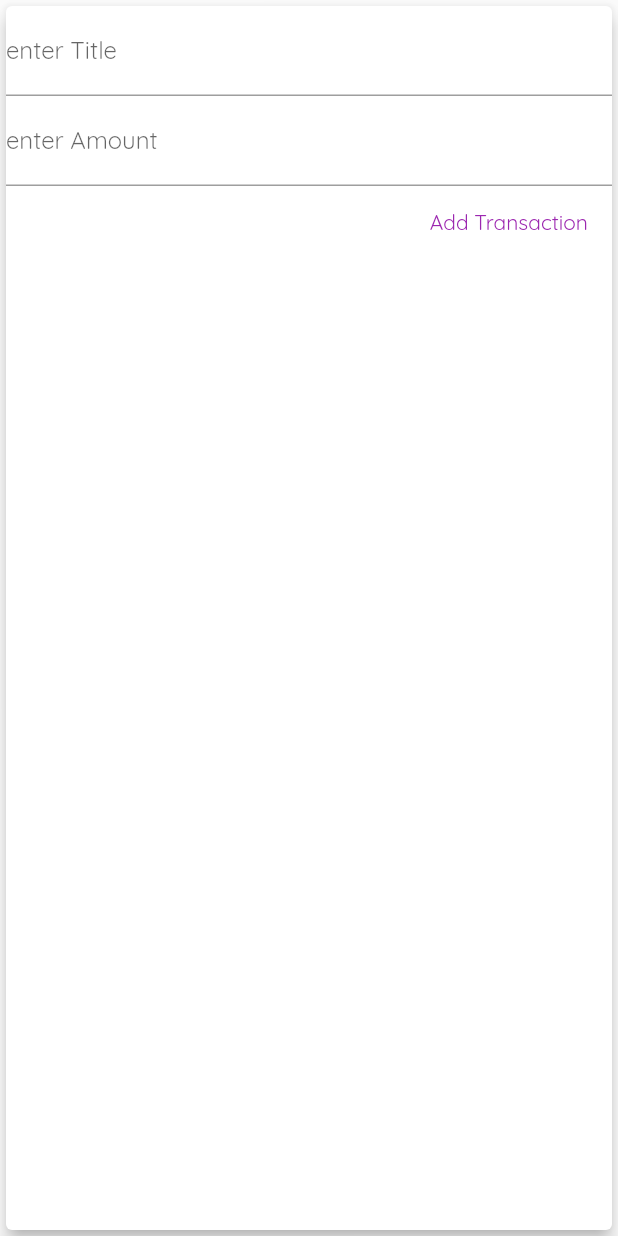
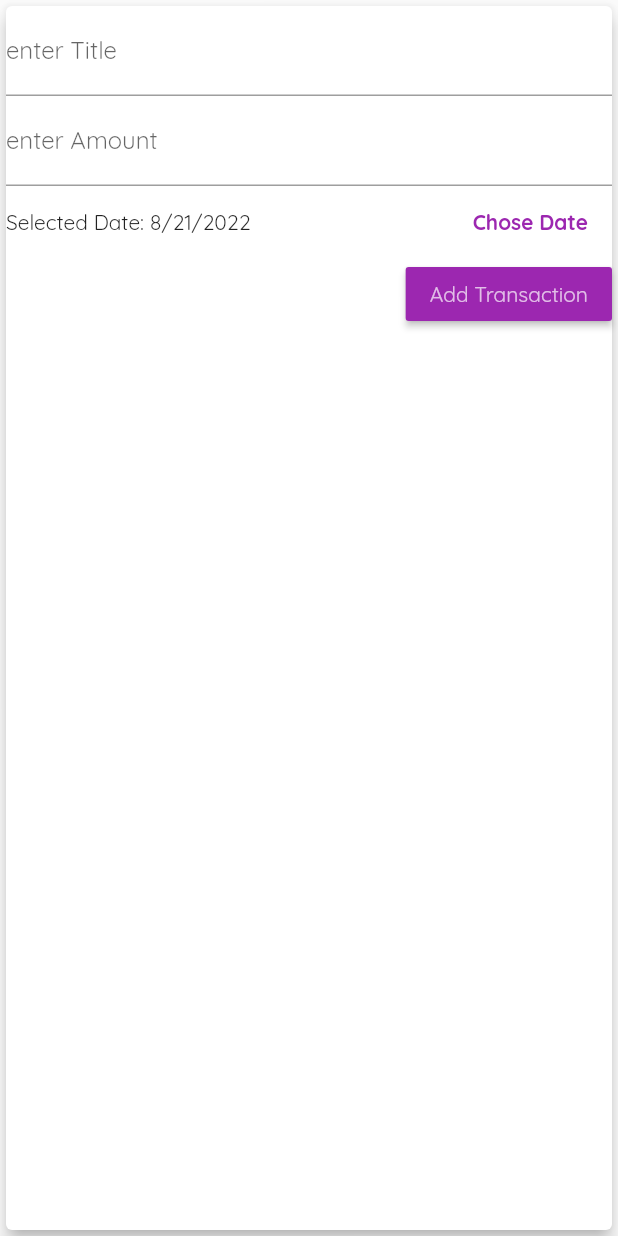
Before and after one commit to anowarsayed5044/exense_tracker, a Flutter app: the NewTransaction widget shown alone on an empty page, opened directly with empty values, on a phone screen of 412 x 824 dp. Run offline on Flutter 3.47's test engine with Material 2 defaults, Android fonts, the phone set to English and light mode, and no system bars.

Commit message:
Added Date Picker, Delete option

```diff
--- a/lib/widgets/new_transaction.dart
+++ b/lib/widgets/new_transaction.dart
@@ -1,14 +1,34 @@
 import 'package:flutter/material.dart';
+import 'package:intl/intl.dart';
 
-class NewTransaction extends StatelessWidget {
-  final titleController = TextEditingController();
-  final amountController = TextEditingController();
+class NewTransaction extends StatefulWidget {
   final Function addTx;
 
-  NewTransaction({required this.addTx, Key? key}) : super(key: key);
+  const NewTransaction({required this.addTx, Key? key}) : super(key: key);
+
+  @override
+  State<NewTransaction> createState() => _NewTransactionState();
+}
+
+class _NewTransactionState extends State<NewTransaction> {
+  final _titleController = TextEditingController();
+  final _amountController = TextEditingController();
+  DateTime _selectedDate = DateTime.now();
 
   @override
   Widget build(BuildContext context) {
+    void _presentDatePicker(){
+      showDatePicker(context: context, initialDate: DateTime.now(), firstDate: DateTime(2022), lastDate: DateTime.now())
+          .then((value) {
+            if(value == null){
+              return;
+            }
+            setState((){
+              _selectedDate = value;
+            });
+      });
+    }
+
     return Card(
       elevation: 5,
       child: Column(
@@ -18,22 +38,34 @@ class NewTransaction extends StatelessWidget {
             decoration: const InputDecoration(
               labelText: "enter Title",
             ),
-            controller: titleController,
+            controller: _titleController,
           ),
           TextField(
             decoration: const InputDecoration(
               labelText: "enter Amount",
             ),
             keyboardType: TextInputType.number,
-            controller: amountController,
+            controller: _amountController,
           ),
-          FlatButton(
+          Container(
+            child: Row(children: [
+              Expanded(
+                child: Text('Selected Date: ${DateFormat.yMd().format(_selectedDate)}'),
+              ),
+              FlatButton(
+                onPressed: _presentDatePicker,
+                textColor: Theme.of(context).primaryColor,
+                child: const Text("Chose Date", style: TextStyle(fontWeight: FontWeight.bold),),
+              ),
+            ],),
+          ),
+          RaisedButton(
             onPressed: () {
-              addTx(titleController.text, double.parse(amountController.text));
+              widget.addTx(_titleController.text, double.parse(_amountController.text), _selectedDate);
               Navigator.of(context).pop();
             },
-            textColor: Colors.purple,
-            child: const Text("Add Transaction"),
+            color: Colors.purple,
+            child: const Text("Add Transaction", style: TextStyle(color: Colors.white70),),
           ),
         ],
       ),
```
Also changed, not shown: lib/main.dart (+14 -7 lines), lib/widgets/transaction_list.dart (+9 -1 lines).
